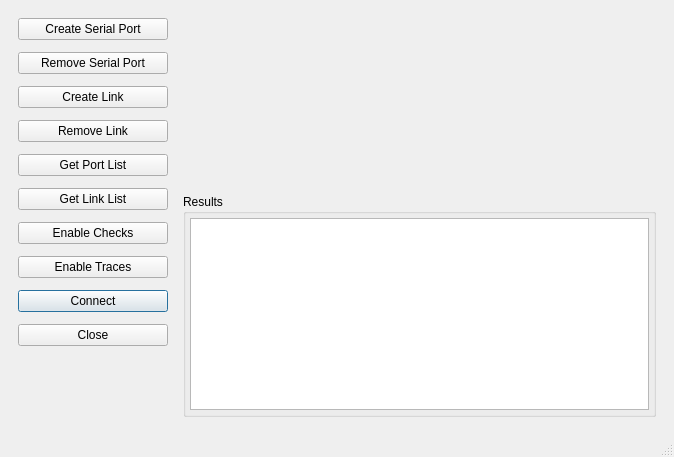
Qt form vspcontrollerwindow.ui (britus/VSPController) before a commit.
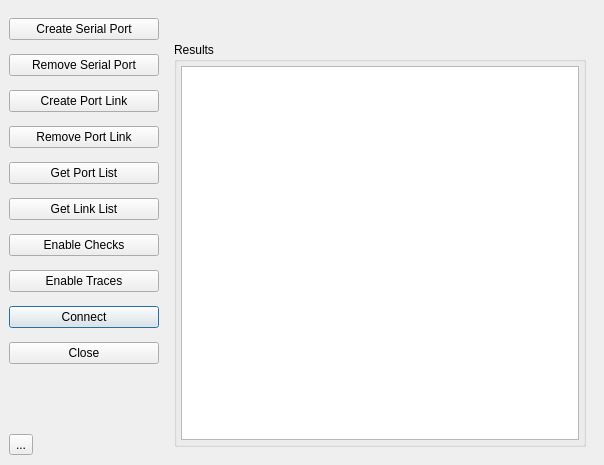
The same form after that commit. Custom widgets are drawn as their Qt base class.

Patch:
```diff
--- a/vspcontrollerwindow.ui
+++ b/vspcontrollerwindow.ui
@@ -6,8 +6,8 @@
    <rect>
     <x>0</x>
     <y>0</y>
-    <width>674</width>
-    <height>457</height>
+    <width>604</width>
+    <height>465</height>
    </rect>
   </property>
   <property name="windowTitle">
@@ -20,22 +20,28 @@
    <set>QMainWindow::AllowNestedDocks|QMainWindow::AllowTabbedDocks|QMainWindow::AnimatedDocks|QMainWindow::ForceTabbedDocks|QMainWindow::GroupedDragging</set>
   </property>
   <widget class="QWidget" name="centralwidget">
-   <layout class="QHBoxLayout" name="horizontalLayout_2">
+   <layout class="QHBoxLayout" name="horizontalLayout_2" stretch="0,90">
     <item>
      <widget class="QWidget" name="pnlButtons" native="true">
       <property name="sizePolicy">
-       <sizepolicy hsizetype="Preferred" vsizetype="Ignored">
+       <sizepolicy hsizetype="Minimum" vsizetype="Ignored">
         <horstretch>0</horstretch>
         <verstretch>0</verstretch>
        </sizepolicy>
       </property>
       <layout class="QVBoxLayout" name="verticalLayout_2">
        <property name="spacing">
-        <number>12</number>
+        <number>14</number>
+       </property>
+       <property name="leftMargin">
+        <number>0</number>
        </property>
        <property name="rightMargin">
         <number>0</number>
        </property>
+       <property name="bottomMargin">
+        <number>0</number>
+       </property>
        <item>
         <widget class="QPushButton" name="btn01SPCreate">
          <property name="text">
@@ -59,7 +65,7 @@
           </size>
          </property>
          <property name="text">
-          <string>Create Link</string>
+          <string>Create Port Link</string>
          </property>
         </widget>
        </item>
@@ -72,7 +78,7 @@
           </size>
          </property>
          <property name="text">
-          <string>Remove Link</string>
+          <string>Remove Port Link</string>
          </property>
         </widget>
        </item>
@@ -155,6 +161,50 @@
          </property>
         </spacer>
        </item>
+       <item>
+        <widget class="QWidget" name="widget" native="true">
+         <layout class="QHBoxLayout" name="horizontalLayout">
+          <property name="spacing">
+           <number>24</number>
+          </property>
+          <property name="leftMargin">
+           <number>0</number>
+          </property>
+          <property name="topMargin">
+           <number>0</number>
+          </property>
+          <property name="rightMargin">
+           <number>0</number>
+          </property>
+          <property name="bottomMargin">
+           <number>0</number>
+          </property>
+          <item>
+           <widget class="QToolButton" name="toolButton">
+            <property name="text">
+             <string>...</string>
+            </property>
+           </widget>
+          </item>
+          <item>
+           <spacer name="horizontalSpacer">
+            <property name="orientation">
+             <enum>Qt::Horizontal</enum>
+            </property>
+            <property name="sizeType">
+             <enum>QSizePolicy::MinimumExpanding</enum>
+            </property>
+            <property name="sizeHint" stdset="0">
+             <size>
+              <width>97</width>
+              <height>22</height>
+             </size>
+            </property>
+           </spacer>
+          </item>
+         </layout>
+        </widget>
+       </item>
       </layout>
      </widget>
     </item>
@@ -166,7 +216,7 @@
         <verstretch>0</verstretch>
        </sizepolicy>
       </property>
-      <layout class="QVBoxLayout" name="verticalLayout_3">
+      <layout class="QVBoxLayout" name="verticalLayout_3" stretch="0,90">
        <property name="spacing">
         <number>24</number>
        </property>
@@ -298,7 +348,6 @@
     </rect>
    </property>
   </widget>
-  <widget class="QStatusBar" name="statusbar"/>
  </widget>
  <customwidgets>
   <customwidget>
```
Left out of the diff: 2 changed lines with no effect on the pictures.
